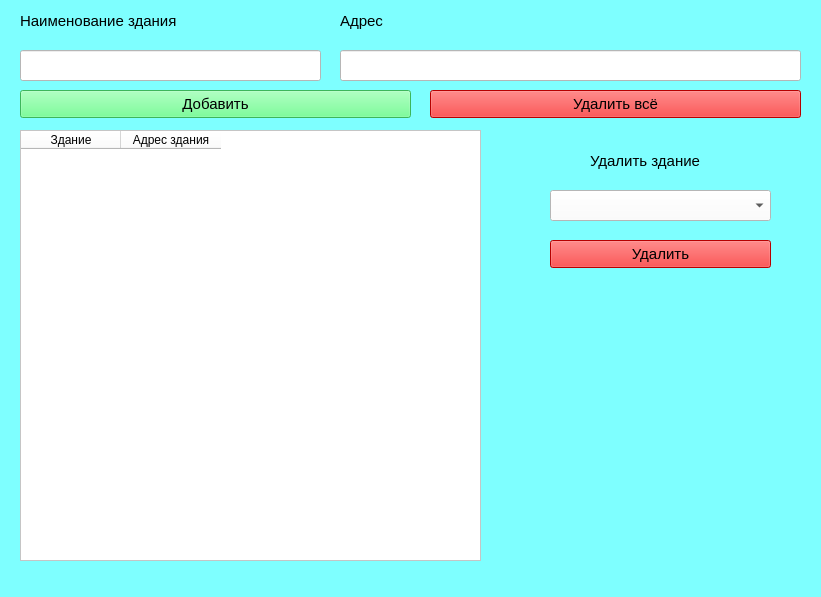
Above: frontend/MyBuildings.ui from saaasssska/helper_by_school before the change. Below: the same form after it.
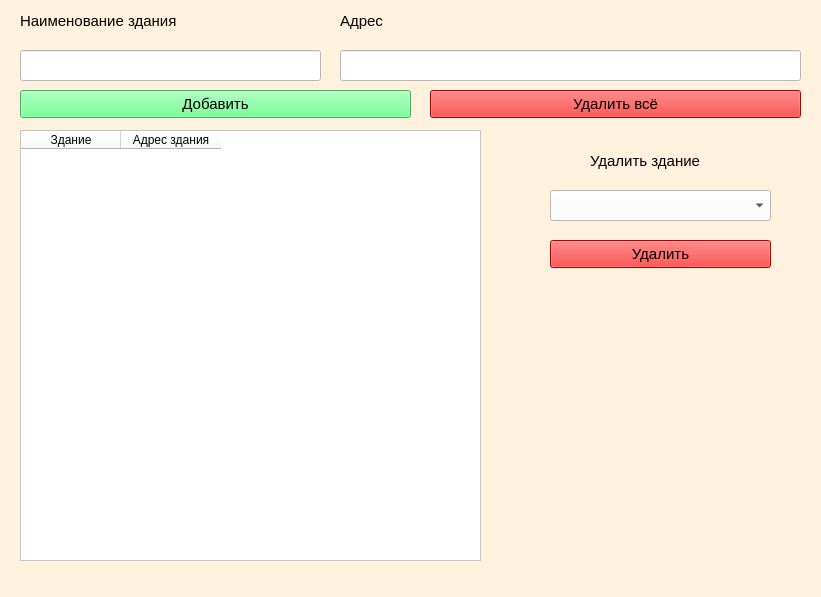
That is the form after the change. Icons and pictures are not drawn.

```diff
--- a/frontend/MyBuildings.ui
+++ b/frontend/MyBuildings.ui
@@ -20,7 +20,7 @@
    <string>builds</string>
   </property>
   <property name="styleSheet">
-   <string notr="true">background-color: rgb(126, 255, 255);</string>
+   <string notr="true">background-color: rgb(254, 241, 221);</string>
   </property>
   <widget class="QLineEdit" name="name_biuld">
    <property name="geometry">
```
